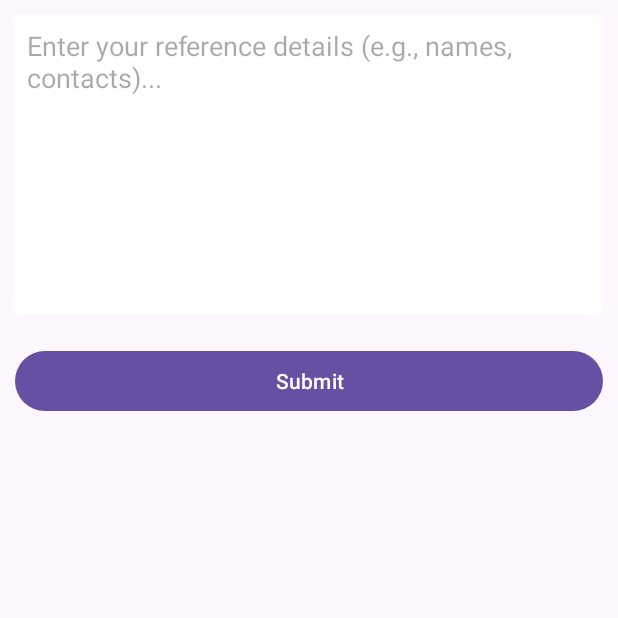
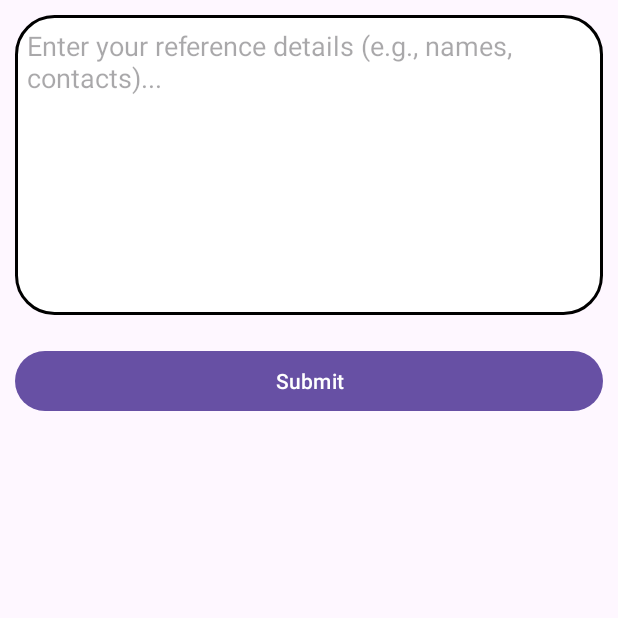
Before and after one commit to hassnbt/CvBuilder, an Android app: the ReferencesActivity screen opened directly, with no data from a screen before it, on a phone screen of 412 x 824 dp, the top half of it. Run offline under Robolectric (Android 15) with nearby library versions, the phone set to English and light mode, and no system bars.

Commit message:
Update activity_references.xml

```diff
--- a/app/src/main/res/layout/activity_references.xml
+++ b/app/src/main/res/layout/activity_references.xml
@@ -18,7 +18,7 @@
             android:gravity="top"
             android:hint="Enter your reference details (e.g., names, contacts)..."
             android:inputType="textMultiLine"
-            android:background="@android:color/white"
+            android:background="@drawable/rounded_button"
             android:padding="8dp"
             android:layout_margin="10dp"
             />
```
